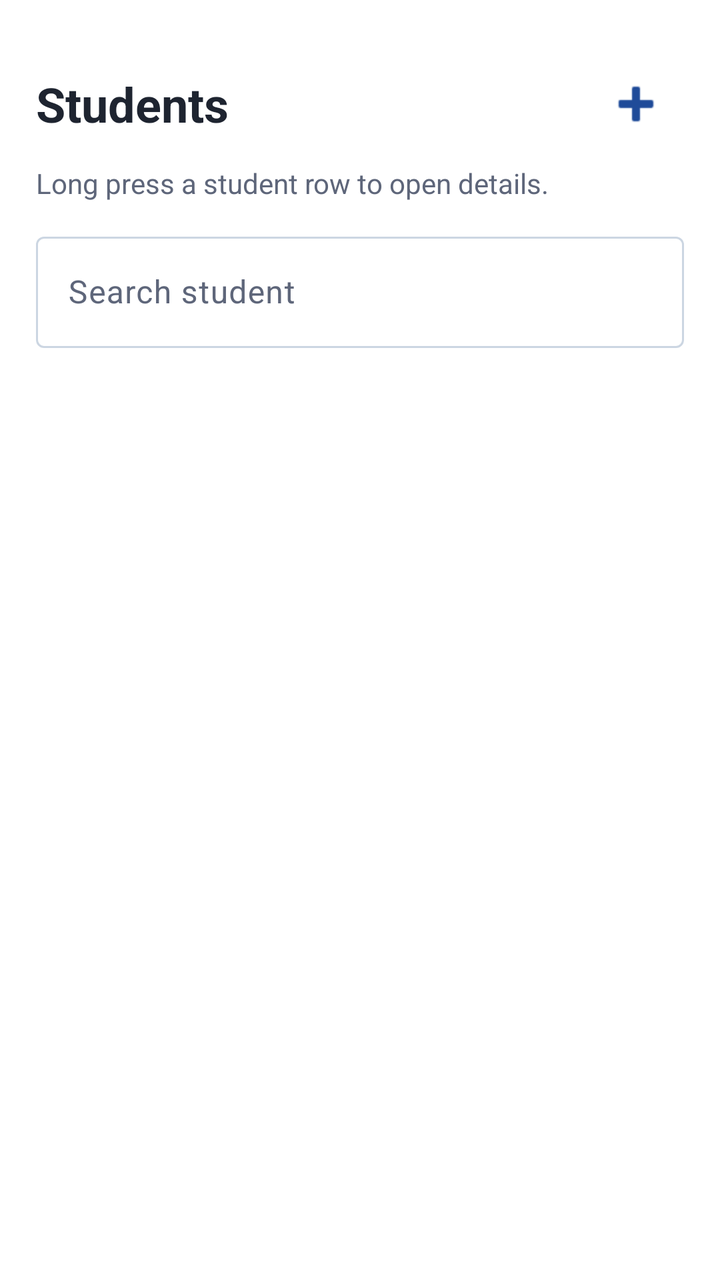
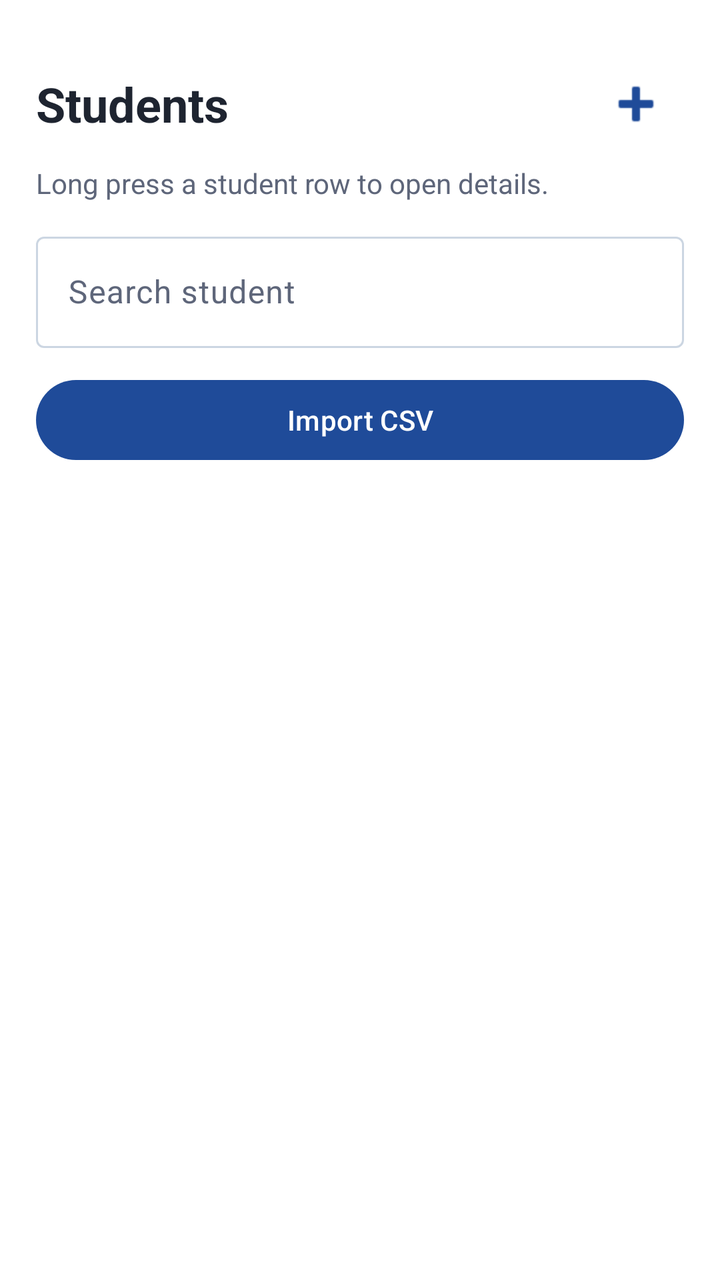

An Android layout rendered at two revisions. The XML below is the earlier revision; the diff shows what the commit changed to produce the second picture.
<!-- AndroidManifest.xml: application theme Theme.SSJB -->
<!-- res/layout/activity_students.xml -->
<?xml version="1.0" encoding="utf-8"?>
<LinearLayout xmlns:android="http://schemas.android.com/apk/res/android"
    android:layout_width="match_parent"
    android:layout_height="match_parent"
    android:background="?attr/colorSurface"
    android:fitsSystemWindows="true"
    android:orientation="vertical"
    android:paddingLeft="18dp"
    android:paddingTop="28dp"
    android:paddingRight="18dp"
    android:paddingBottom="28dp">

    <LinearLayout
        android:layout_width="match_parent"
        android:layout_height="wrap_content"
        android:gravity="center_vertical"
        android:orientation="horizontal">

        <TextView
            android:layout_width="0dp"
            android:layout_height="wrap_content"
            android:layout_weight="1"
            android:text="@string/students"
            android:textColor="?attr/colorOnBackground"
            android:textSize="24sp"
            android:textStyle="bold" />

        <ImageButton
            android:id="@+id/addStudentButton"
            android:layout_width="48dp"
            android:layout_height="48dp"
            android:background="@android:color/transparent"
            android:contentDescription="@string/add_student"
            android:src="@android:drawable/ic_input_add"
            android:tint="?attr/colorPrimary" />
    </LinearLayout>

    <TextView
        android:layout_width="wrap_content"
        android:layout_height="wrap_content"
        android:layout_marginTop="6dp"
        android:layout_marginBottom="12dp"
        android:text="@string/long_press_tip"
        android:textColor="?attr/colorOnSurfaceVariant" />

    <com.google.android.material.textfield.TextInputLayout
        android:layout_width="match_parent"
        android:layout_height="wrap_content"
        android:layout_marginBottom="12dp"
        android:hint="@string/search_student">

        <com.google.android.material.textfield.TextInputEditText
            android:id="@+id/searchStudentInput"
            android:layout_width="match_parent"
            android:layout_height="wrap_content"
            android:inputType="text" />
    </com.google.android.material.textfield.TextInputLayout>

    <androidx.recyclerview.widget.RecyclerView
        android:id="@+id/studentsRecycler"
        android:layout_width="match_parent"
        android:layout_height="0dp"
        android:layout_weight="1" />
</LinearLayout>
<!-- resources referenced by this layout -->
<resources>
  <string name="add_student">Add student</string>
  <string name="long_press_tip">Long press a student row to open details.</string>
  <string name="search_student">Search student</string>
  <string name="students">Students</string>
  <style name="Theme.SSJB" parent="Base.Theme.SSJB" />
  <style name="Base.Theme.SSJB" parent="Theme.Material3.DayNight.NoActionBar">
          <item name="colorPrimary">@color/ssjb_primary</item>
          <item name="colorOnPrimary">@color/ssjb_on_primary</item>
          <item name="colorSecondary">@color/ssjb_secondary</item>
          <item name="colorTertiary">@color/ssjb_tertiary</item>
          <item name="colorOnBackground">@color/ssjb_on_background</item>
          <item name="colorSurface">@color/ssjb_surface</item>
          <item name="colorOnSurface">@color/ssjb_on_surface</item>
          <item name="colorSurfaceVariant">@color/ssjb_surface_variant</item>
          <item name="colorOnSurfaceVariant">@color/ssjb_on_surface_variant</item>
          <item name="colorOutline">@color/ssjb_outline</item>
          <item name="colorError">@color/ssjb_error</item>
          <item name="android:statusBarColor">@color/ssjb_background</item>
          <item name="android:navigationBarColor">@color/ssjb_background</item>
          <item name="android:windowBackground">@color/ssjb_background</item>
          <item name="android:forceDarkAllowed">true</item>
      </style>
  <color name="ssjb_primary">#1F4B99</color>
  <color name="ssjb_on_primary">#FFFFFF</color>
  <color name="ssjb_secondary">#0F766E</color>
  <color name="ssjb_tertiary">#A15E2E</color>
  <color name="ssjb_on_background">#1E2430</color>
  <color name="ssjb_surface">#FFFFFF</color>
  <color name="ssjb_on_surface">#1E2430</color>
  <color name="ssjb_surface_variant">#E7EEF8</color>
  <color name="ssjb_on_surface_variant">#5E667A</color>
  <color name="ssjb_outline">#CCD6E2</color>
  <color name="ssjb_error">#C62828</color>
  <color name="ssjb_background">#F4F7FB</color>
</resources>

<!-- the commit's change to res/layout/activity_students.xml (unified diff, before → after) -->
@@ -56,6 +56,14 @@
             android:inputType="text" />
     </com.google.android.material.textfield.TextInputLayout>
 
+    <com.google.android.material.button.MaterialButton
+        android:id="@+id/importCsvButton"
+        android:layout_width="match_parent"
+        android:layout_height="wrap_content"
+        android:layout_marginBottom="12dp"
+        android:text="@string/import_csv"
+        android:textAllCaps="false" />
+
     <androidx.recyclerview.widget.RecyclerView
         android:id="@+id/studentsRecycler"
         android:layout_width="match_parent"
<!-- resource entries referenced after the edit -->
@@ -1,6 +1,7 @@
 <!-- resources referenced by this layout -->
 <resources>
   <string name="add_student">Add student</string>
+  <string name="import_csv">Import CSV</string>
   <string name="long_press_tip">Long press a student row to open details.</string>
   <string name="search_student">Search student</string>
   <string name="students">Students</string>
